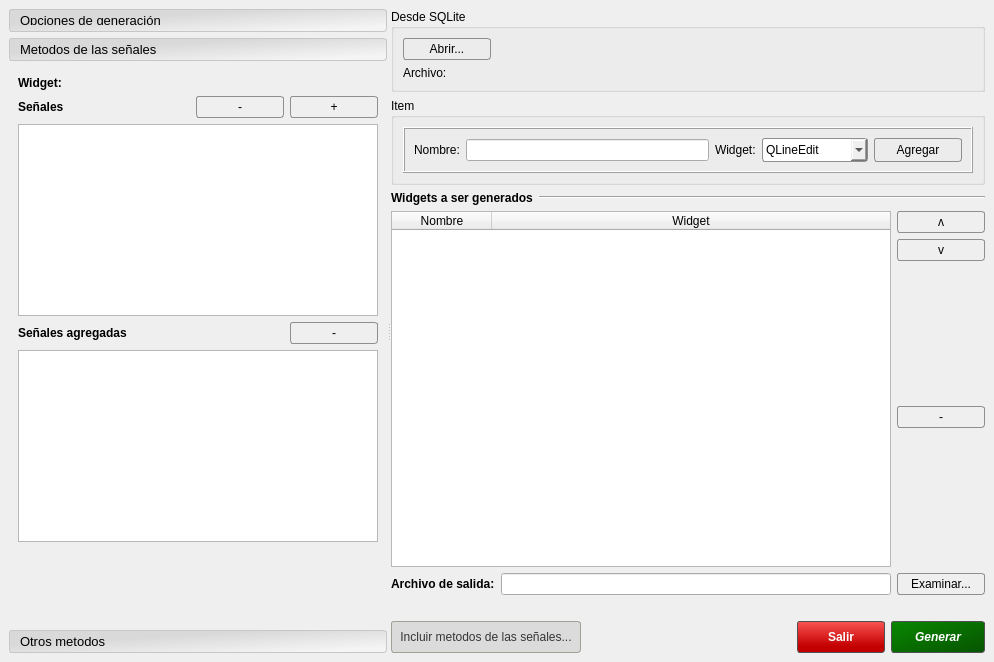
Above: gui/add_maker/guimaker.ui from jonathanferreyra/Plasta-GUI-Maker before the change. Below: the same form after it.
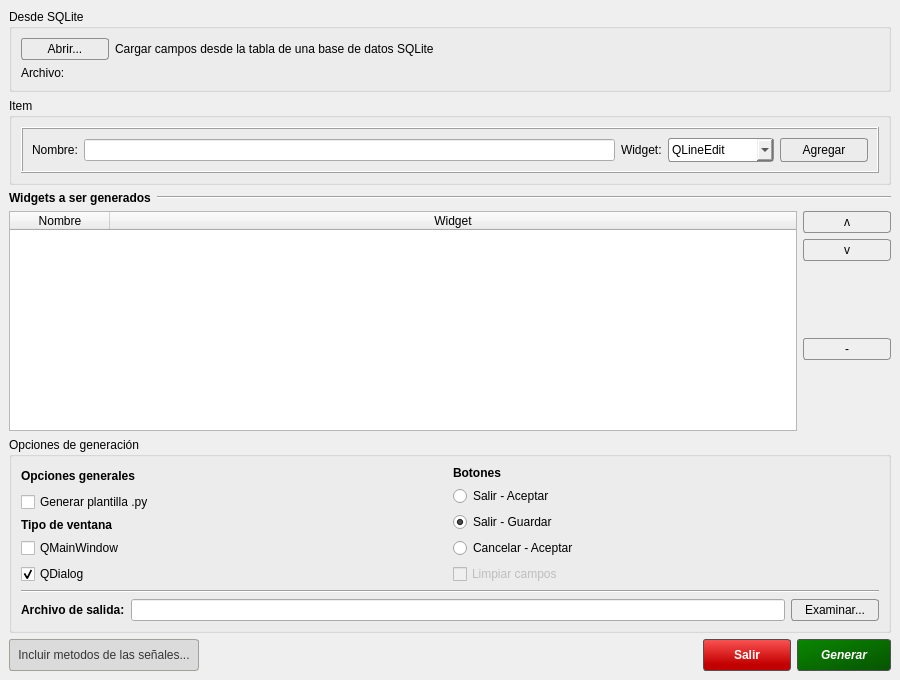
That is the form after the change. The open tabs and pages were chosen to show the change.

What changed in the file:
```diff
--- a/gui/add_maker/guimaker.ui
+++ b/gui/add_maker/guimaker.ui
@@ -6,8 +6,8 @@
    <rect>
     <x>0</x>
     <y>0</y>
-    <width>994</width>
-    <height>662</height>
+    <width>900</width>
+    <height>680</height>
    </rect>
   </property>
   <property name="windowTitle">
@@ -44,542 +44,6 @@
       <property name="orientation">
        <enum>Qt::Horizontal</enum>
       </property>
-      <widget class="QToolBox" name="toolBox">
-       <property name="sizePolicy">
-        <sizepolicy hsizetype="Preferred" vsizetype="Expanding">
-         <horstretch>0</horstretch>
-         <verstretch>0</verstretch>
-        </sizepolicy>
-       </property>
-       <property name="font">
-        <font>
-         <pointsize>10</pointsize>
-        </font>
-       </property>
-       <property name="styleSheet">
-        <string notr="true">QToolBox::tab {
-color:rgb(0, 0, 0);
-background-color: qlineargradient(spread:reflect, x1:0.195, y1:0.176136, x2:1, y2:1, stop:0.195238 rgba(217, 217, 217, 255), stop:0.842857 rgba(244, 244, 244, 255));
-border: 1px solid rgb(199, 199, 199);
-border-radius: 3px;
-padding:6px;
-}
-</string>
-       </property>
-       <widget class="QWidget" name="widget">
-        <property name="geometry">
-         <rect>
-          <x>0</x>
-          <y>0</y>
-          <width>244</width>
-          <height>551</height>
-         </rect>
-        </property>
-        <attribute name="label">
-         <string>Opciones de generación</string>
-        </attribute>
-        <layout class="QVBoxLayout" name="verticalLayout_9">
-         <item>
-          <layout class="QHBoxLayout" name="horizontalLayout_10">
-           <item>
-            <widget class="QLabel" name="label_6">
-             <property name="sizePolicy">
-              <sizepolicy hsizetype="Fixed" vsizetype="Preferred">
-               <horstretch>0</horstretch>
-               <verstretch>0</verstretch>
-              </sizepolicy>
-             </property>
-             <property name="font">
-              <font>
-               <weight>75</weight>
-               <bold>true</bold>
-              </font>
-             </property>
-             <property name="text">
-              <string>Opciones generales</string>
-             </property>
-            </widget>
-           </item>
-           <item>
-            <widget class="Line" name="line_2">
-             <property name="orientation">
-              <enum>Qt::Horizontal</enum>
-             </property>
-            </widget>
-           </item>
-          </layout>
-         </item>
-         <item>
-          <widget class="QCheckBox" name="chkGenerarPlantilla">
-           <property name="text">
-            <string>Generar plantilla .py</string>
-           </property>
-          </widget>
-         </item>
-         <item>
-          <layout class="QHBoxLayout" name="horizontalLayout_13">
-           <item>
-            <widget class="QLabel" name="label_8">
-             <property name="sizePolicy">
-              <sizepolicy hsizetype="Fixed" vsizetype="Preferred">
-               <horstretch>0</horstretch>
-               <verstretch>0</verstretch>
-              </sizepolicy>
-             </property>
-             <property name="font">
-              <font>
-               <weight>75</weight>
-               <bold>true</bold>
-              </font>
-             </property>
-             <property name="text">
-              <string>Tipo de ventana</string>
-             </property>
-            </widget>
-           </item>
-           <item>
-            <widget class="Line" name="line_5">
-             <property name="orientation">
-              <enum>Qt::Horizontal</enum>
-             </property>
-            </widget>
-           </item>
-          </layout>
-         </item>
-         <item>
-          <layout class="QVBoxLayout" name="verticalLayout_6">
-           <item>
-            <widget class="QCheckBox" name="rbMainWindow">
-             <property name="text">
-              <string>QMainWindow</string>
-             </property>
-            </widget>
-           </item>
-           <item>
-            <widget class="QCheckBox" name="rbDialog">
-             <property name="text">
-              <string>QDialog</string>
-             </property>
-             <property name="checked">
-              <bool>true</bool>
-             </property>
-            </widget>
-           </item>
-          </layout>
-         </item>
-         <item>
-          <layout class="QHBoxLayout" name="horizontalLayout_12">
-           <item>
-            <widget class="QLabel" name="label_7">
-             <property name="sizePolicy">
-              <sizepolicy hsizetype="Fixed" vsizetype="Preferred">
-               <horstretch>0</horstretch>
-               <verstretch>0</verstretch>
-              </sizepolicy>
-             </property>
-             <property name="font">
-              <font>
-               <weight>75</weight>
-               <bold>true</bold>
-              </font>
-             </property>
-             <property name="text">
-              <string>Botones</string>
-             </property>
-            </widget>
-           </item>
-           <item>
-            <widget class="Line" name="line_4">
-             <property name="orientation">
-              <enum>Qt::Horizontal</enum>
-             </property>
-            </widget>
-           </item>
-          </layout>
-         </item>
-         <item>
-          <layout class="QVBoxLayout" name="verticalLayout_8">
-           <item>
-            <widget class="QRadioButton" name="rbBtnsSA">
-             <property name="text">
-              <string>Salir - Aceptar</string>
-             </property>
-             <property name="checked">
-              <bool>false</bool>
-             </property>
-            </widget>
-           </item>
-           <item>
-            <widget class="QRadioButton" name="rbBtnsSG">
-             <property name="text">
-              <string>Salir - Guardar</string>
-             </property>
-             <property name="checked">
-              <bool>true</bool>
-             </property>
-            </widget>
-           </item>
-           <item>
-            <widget class="QRadioButton" name="rbBtnsCA">
-             <property name="text">
-              <string>Cancelar - Aceptar</string>
-             </property>
-            </widget>
-           </item>
-           <item>
-            <widget class="QCheckBox" name="chkBtnsLimpiar">
-             <property name="text">
-              <string>Limpiar campos</string>
-             </property>
-            </widget>
-           </item>
-          </layout>
-         </item>
-         <item>
-          <spacer name="verticalSpacer_3">
-           <property name="orientation">
-            <enum>Qt::Vertical</enum>
-           </property>
-           <property name="sizeHint" stdset="0">
-            <size>
-             <width>20</width>
-             <height>40</height>
-            </size>
-           </property>
-          </spacer>
-         </item>
-        </layout>
-       </widget>
-       <widget class="QWidget" name="widget_2">
-        <property name="geometry">
-         <rect>
-          <x>0</x>
-          <y>0</y>
-          <width>274</width>
-          <height>533</height>
-         </rect>
-        </property>
-        <attribute name="label">
-         <string>Metodos de las señales</string>
-        </attribute>
-        <layout class="QVBoxLayout" name="verticalLayout_11">
-         <item>
-          <layout class="QHBoxLayout" name="horizontalLayout_15">
-           <item>
-            <widget class="QLabel" name="label_10">
-             <property name="sizePolicy">
-              <sizepolicy hsizetype="Fixed" vsizetype="Preferred">
-               <horstretch>0</horstretch>
-               <verstretch>0</verstretch>
-              </sizepolicy>
-             </property>
-             <property name="font">
-              <font>
-               <weight>75</weight>
-               <bold>true</bold>
-              </font>
-             </property>
-             <property name="text">
-              <string>Widget:</string>
-             </property>
-            </widget>
-           </item>
-           <item>
-            <widget class="QLabel" name="lbWidget">
-             <property name="minimumSize">
-              <size>
-               <width>150</width>
-               <height>0</height>
-              </size>
-             </property>
-             <property name="font">
-              <font>
-               <underline>false</underline>
-              </font>
-             </property>
-             <property name="frameShape">
-              <enum>QFrame::NoFrame</enum>
-             </property>
-             <property name="text">
-              <string/>
-             </property>
-            </widget>
-           </item>
-          </layout>
-         </item>
-         <item>
-          <layout class="QVBoxLayout" name="verticalLayout_5">
-           <item>
-            <layout class="QHBoxLayout" name="horizontalLayout_16">
-             <item>
-              <widget class="QLabel" name="label_11">
-               <property name="sizePolicy">
-                <sizepolicy hsizetype="Fixed" vsizetype="Preferred">
-                 <horstretch>0</horstretch>
-                 <verstretch>0</verstretch>
-                </sizepolicy>
-               </property>
-               <property name="font">
-                <font>
-                 <weight>75</weight>
-                 <bold>true</bold>
-                </font>
-               </property>
-               <property name="text">
-                <string>Señales</string>
-               </property>
-              </widget>
-             </item>
-             <item>
-              <spacer name="horizontalSpacer_2">
-               <property name="orientation">
-                <enum>Qt::Horizontal</enum>
-               </property>
-               <property name="sizeHint" stdset="0">
-                <size>
-                 <width>40</width>
-                 <height>20</height>
-                </size>
-               </property>
-              </spacer>
-             </item>
-             <item>
-              <widget class="QPushButton" name="btQuitarSenial">
-               <property name="sizePolicy">
-                <sizepolicy hsizetype="Minimum" vsizetype="Fixed">
-                 <horstretch>0</horstretch>
-                 <verstretch>0</verstretch>
-                </sizepolicy>
-               </property>
-               <property name="maximumSize">
-                <size>
-                 <width>30</width>
-                 <height>16777215</height>
-                </size>
-               </property>
-               <property name="text">
-                <string>-</string>
-               </property>
-              </widget>
-             </item>
-             <item>
-              <widget class="QPushButton" name="btAgregarSenial">
-               <property name="sizePolicy">
-                <sizepolicy hsizetype="Fixed" vsizetype="Fixed">
-                 <horstretch>0</horstretch>
-                 <verstretch>0</verstretch>
-                </sizepolicy>
-               </property>
-               <property name="maximumSize">
-                <size>
-                 <width>30</width>
-                 <height>16777215</height>
-                </size>
-               </property>
-               <property name="text">
-                <string>+</string>
-               </property>
-              </widget>
-             </item>
-            </layout>
-           </item>
-           <item>
-            <widget class="QListWidget" name="lwSeniales"/>
-           </item>
-          </layout>
-         </item>
-         <item>
-          <layout class="QVBoxLayout" name="verticalLayout_10">
-           <item>
-            <layout class="QHBoxLayout" name="horizontalLayout_14">
-             <item>
-              <widget class="QLabel" name="label_12">
-               <property name="sizePolicy">
-                <sizepolicy hsizetype="Fixed" vsizetype="Preferred">
-                 <horstretch>0</horstretch>
-                 <verstretch>0</verstretch>
-                </sizepolicy>
-               </property>
-               <property name="font">
-                <font>
-                 <weight>75</weight>
-                 <bold>true</bold>
-                </font>
-               </property>
-               <property name="text">
-                <string>Señales agregadas</string>
-               </property>
-              </widget>
-             </item>
-             <item>
-              <spacer name="horizontalSpacer_5">
-               <property name="orientation">
-                <enum>Qt::Horizontal</enum>
-               </property>
-               <property name="sizeHint" stdset="0">
-                <size>
-                 <width>40</width>
-                 <height>20</height>
-                </size>
-               </property>
-              </spacer>
-             </item>
-             <item>
-              <widget class="QPushButton" name="btQuitarSenial_2">
-               <property name="sizePolicy">
-                <sizepolicy hsizetype="Minimum" vsizetype="Fixed">
-                 <horstretch>0</horstretch>
-                 <verstretch>0</verstretch>
-                </sizepolicy>
-               </property>
-               <property name="maximumSize">
-                <size>
-                 <width>30</width>
-                 <height>16777215</height>
-                </size>
-               </property>
-               <property name="text">
-                <string>-</string>
-               </property>
-              </widget>
-             </item>
-            </layout>
-           </item>
-           <item>
-            <widget class="QListWidget" name="lwSenialesAgregadas"/>
-           </item>
-          </layout>
-         </item>
-         <item>
-          <spacer name="verticalSpacer_4">
-           <property name="orientation">
-            <enum>Qt::Vertical</enum>
-           </property>
-           <property name="sizeHint" stdset="0">
-            <size>
-             <width>20</width>
-             <height>33</height>
-            </size>
-           </property>
-          </spacer>
-         </item>
-        </layout>
-       </widget>
-       <widget class="QWidget" name="widget_3">
-        <property name="geometry">
-         <rect>
-          <x>0</x>
-          <y>0</y>
-          <width>262</width>
-          <height>533</height>
-         </rect>
-        </property>
-        <attribute name="label">
-         <string>Otros metodos</string>
-        </attribute>
-        <layout class="QVBoxLayout" name="verticalLayout_15">
-         <item>
-          <layout class="QVBoxLayout" name="verticalLayout_13">
-           <item>
-            <widget class="QLabel" name="label_13">
-             <property name="text">
-              <string>Nombre metodo</string>
-             </property>
-            </widget>
-           </item>
-           <item>
-            <widget class="QLineEdit" name="leNombre_2"/>
-           </item>
-           <item>
-            <widget class="QLabel" name="label_14">
-             <property name="text">
-              <string>Parámetros</string>
-             </property>
-            </widget>
-           </item>
-           <item>
-            <widget class="QLineEdit" name="leNombre_3"/>
-           </item>
-           <item>
-            <widget class="QPushButton" name="pushButton">
-             <property name="text">
-              <string>Agregar</string>
-             </property>
-            </widget>
-           </item>
-          </layout>
-         </item>
-         <item>
-          <layout class="QVBoxLayout" name="verticalLayout_14">
-           <item>
-            <layout class="QHBoxLayout" name="horizontalLayout_17">
-             <item>
-              <widget class="QLabel" name="label_15">
-               <property name="sizePolicy">
-                <sizepolicy hsizetype="Fixed" vsizetype="Preferred">
-                 <horstretch>0</horstretch>
-                 <verstretch>0</verstretch>
-                </sizepolicy>
-               </property>
-               <property name="font">
-                <font>
-                 <weight>75</weight>
-                 <bold>true</bold>
-                </font>
-               </property>
-               <property name="text">
-                <string>Señales agregadas</string>
-               </property>
-              </widget>
-             </item>
-             <item>
-              <spacer name="horizontalSpacer_6">
-               <property name="orientation">
-                <enum>Qt::Horizontal</enum>
-               </property>
-               <property name="sizeHint" stdset="0">
-                <size>
-                 <width>40</width>
-                 <height>20</height>
-                </size>
-               </property>
-              </spacer>
-             </item>
-             <item>
-              <widget class="QPushButton" name="btQuitarSenial_3">
-               <property name="sizePolicy">
-                <sizepolicy hsizetype="Minimum" vsizetype="Fixed">
-                 <horstretch>0</horstretch>
-                 <verstretch>0</verstretch>
-                </sizepolicy>
-               </property>
-               <property name="minimumSize">
-                <size>
-                 <width>88</width>
-                 <height>0</height>
-                </size>
-               </property>
-               <property name="maximumSize">
-                <size>
-                 <width>30</width>
-                 <height>16777215</height>
-                </size>
-               </property>
-               <property name="text">
-                <string>-</string>
-               </property>
-              </widget>
-             </item>
-            </layout>
-           </item>
-           <item>
-            <widget class="QListWidget" name="lwSenialesAgregadas_2"/>
-           </item>
-          </layout>
-         </item>
-        </layout>
-       </widget>
-      </widget>
       <widget class="QWidget" name="layoutWidget">
        <layout class="QVBoxLayout" name="verticalLayout_7">
         <item>
@@ -615,6 +79,13 @@
                </property>
               </widget>
              </item>
+             <item>
+              <widget class="QLabel" name="label_9">
+               <property name="text">
+                <string>Cargar campos desde la tabla de una base de datos SQLite</string>
+               </property>
+              </widget>
+             </item>
              <item>
               <spacer name="horizontalSpacer_4">
                <property name="orientation">
@@ -640,7 +111,7 @@
               </widget>
              </item>
              <item>
-              <widget class="QLabel" name="label_9">
+              <widget class="QLabel" name="lbArchivoSqlite">
                <property name="text">
                 <string/>
                </property>
@@ -932,73 +403,216 @@
          </layout>
         </item>
         <item>
-         <layout class="QHBoxLayout" name="horizontalLayout">
-          <item>
-           <widget class="QLabel" name="label">
-            <property name="font">
-             <font>
-              <weight>75</weight>
-              <italic>false</italic>
-              <bold>true</bold>
-             </font>
-            </property>
-            <property name="text">
-             <string>Archivo de salida:</string>
-            </property>
-           </widget>
-          </item>
-          <item>
-           <widget class="QLineEdit" name="leSalida">
-            <property name="text">
-             <string/>
-            </property>
-           </widget>
-          </item>
-          <item>
-           <widget class="QPushButton" name="btExaminar">
-            <property name="sizePolicy">
-             <sizepolicy hsizetype="Preferred" vsizetype="Minimum">
-              <horstretch>0</horstretch>
-              <verstretch>0</verstretch>
-             </sizepolicy>
-            </property>
-            <property name="minimumSize">
-             <size>
-              <width>88</width>
-              <height>0</height>
-             </size>
-            </property>
-            <property name="focusPolicy">
-             <enum>Qt::NoFocus</enum>
-            </property>
-            <property name="text">
-             <string>Examinar...</string>
-            </property>
-           </widget>
-          </item>
-         </layout>
+         <widget class="QGroupBox" name="groupBox_3">
+          <property name="title">
+           <string>Opciones de generación</string>
+          </property>
+          <layout class="QVBoxLayout" name="verticalLayout_5">
+           <item>
+            <layout class="QHBoxLayout" name="horizontalLayout_10">
+             <item>
+              <layout class="QVBoxLayout" name="verticalLayout_6">
+               <item>
+                <layout class="QVBoxLayout" name="verticalLayout_8">
+                 <item>
+                  <widget class="QLabel" name="label_6">
+                   <property name="sizePolicy">
+                    <sizepolicy hsizetype="Fixed" vsizetype="Preferred">
+                     <horstretch>0</horstretch>
+                     <verstretch>0</verstretch>
+                    </sizepolicy>
+                   </property>
+                   <property name="font">
+                    <font>
+                     <weight>75</weight>
+                     <bold>true</bold>
+                    </font>
+                   </property>
+                   <property name="text">
+                    <string>Opciones generales</string>
+                   </property>
+                  </widget>
+                 </item>
+                 <item>
+                  <widget class="QCheckBox" name="chkGenerarPlantilla">
+                   <property name="text">
+                    <string>Generar plantilla .py</string>
+                   </property>
+                  </widget>
+                 </item>
+                </layout>
+               </item>
+               <item>
+                <layout class="QVBoxLayout" name="verticalLayout_9">
+                 <item>
+                  <widget class="QLabel" name="label_8">
+                   <property name="sizePolicy">
+                    <sizepolicy hsizetype="Fixed" vsizetype="Preferred">
+                     <horstretch>0</horstretch>
+                     <verstretch>0</verstretch>
+                    </sizepolicy>
+                   </property>
+                   <property name="font">
+                    <font>
+                     <weight>75</weight>
+                     <bold>true</bold>
+                    </font>
+                   </property>
+                   <property name="text">
+                    <string>Tipo de ventana</string>
+                   </property>
+                  </widget>
+                 </item>
+                 <item>
+                  <widget class="QCheckBox" name="rbMainWindow">
+                   <property name="text">
+                    <string>QMainWindow</string>
+                   </property>
+                  </widget>
+                 </item>
+                 <item>
+                  <widget class="QCheckBox" name="rbDialog">
+                   <property name="text">
+                    <string>QDialog</string>
+                   </property>
+                   <property name="checked">
+                    <bool>true</bool>
+                   </property>
+                  </widget>
+                 </item>
+                </layout>
+               </item>
+              </layout>
+             </item>
+             <item>
+              <layout class="QVBoxLayout" name="verticalLayout_10">
+               <item>
+                <widget class="QLabel" name="label_7">
+                 <property name="sizePolicy">
+                  <sizepolicy hsizetype="Fixed" vsizetype="Preferred">
+                   <horstretch>0</horstretch>
+                   <verstretch>0</verstretch>
+                  </sizepolicy>
+                 </property>
+                 <property name="font">
+                  <font>
+                   <weight>75</weight>
+                   <bold>true</bold>
+                  </font>
+                 </property>
+                 <property name="text">
+                  <string>Botones</string>
+                 </property>
+                </widget>
+               </item>
+               <item>
+                <widget class="QRadioButton" name="rbBtnsSA">
+                 <property name="text">
+                  <string>Salir - Aceptar</string>
+                 </property>
+                 <property name="checked">
+                  <bool>false</bool>
+                 </property>
+                </widget>
+               </item>
+               <item>
+                <widget class="QRadioButton" name="rbBtnsSG">
+                 <property name="text">
+                  <string>Salir - Guardar</string>
+                 </property>
+                 <property name="checked">
+                  <bool>true</bool>
+                 </property>
+                </widget>
+               </item>
+               <item>
+                <widget class="QRadioButton" name="rbBtnsCA">
+                 <property name="text">
+                  <string>Cancelar - Aceptar</string>
+                 </property>
+                </widget>
+               </item>
+               <item>
+                <widget class="QCheckBox" name="chkBtnsLimpiar">
+                 <property name="enabled">
+                  <bool>false</bool>
+                 </property>
+                 <property name="text">
+                  <string>Limpiar campos</string>
+                 </property>
+                </widget>
+               </item>
+              </layout>
+             </item>
+            </layout>
+           </item>
+           <item>
+            <widget class="Line" name="line_2">
+             <property name="orientation">
+              <enum>Qt::Horizontal</enum>
+             </property>
+            </widget>
+           </item>
+           <item>
+            <layout class="QHBoxLayout" name="horizontalLayout">
+             <item>
+              <widget class="QLabel" name="label">
+               <property name="font">
+                <font>
+                 <weight>75</weight>
+                 <italic>false</italic>
+                 <bold>true</bold>
+                </font>
+               </property>
+               <property name="text">
+                <string>Archivo de salida:</string>
+               </property>
+              </widget>
+             </item>
+             <item>
+              <widget class="QLineEdit" name="leSalida">
+               <property name="text">
+                <string/>
+               </property>
+              </widget>
+             </item>
+             <item>
+              <widget class="QPushButton" name="btExaminar">
+               <property name="sizePolicy">
+                <sizepolicy hsizetype="Preferred" vsizetype="Minimum">
+                 <horstretch>0</horstretch>
+                 <verstretch>0</verstretch>
+                </sizepolicy>
+               </property>
+               <property name="minimumSize">
+                <size>
+                 <width>88</width>
+                 <height>0</height>
+                </size>
+               </property>
+               <property name="focusPolicy">
+                <enum>Qt::NoFocus</enum>
+               </property>
+               <property name="text">
+                <string>Examinar...</string>
+               </property>
+              </widget>
+             </item>
+            </layout>
+           </item>
+          </layout>
+         </widget>
         </item>
         <item>
-         <layout class="QHBoxLayout" name="horizontalLayout_7">
-          <item>
-           <spacer name="horizontalSpacer_3">
-            <property name="orientation">
-             <enum>Qt::Horizontal</enum>
-            </property>
-            <property name="sizeHint" stdset="0">
-             <size>
-              <width>40</width>
-              <height>20</height>
-             </size>
-            </property>
-           </spacer>
-          </item>
-         </layout>
+         <layout class="QHBoxLayout" name="horizontalLayout_7"/>
         </item>
         <item>
          <layout class="QHBoxLayout" name="horizontalLayout_2">
           <item>
            <widget class="QPushButton" name="btIncuirSenales">
+            <property name="enabled">
+             <bool>false</bool>
+            </property>
             <property name="sizePolicy">
              <sizepolicy hsizetype="Minimum" vsizetype="Preferred">
               <horstretch>0</horstretch>
```
Left out of the diff: 15 changed lines with no effect on the pictures.
